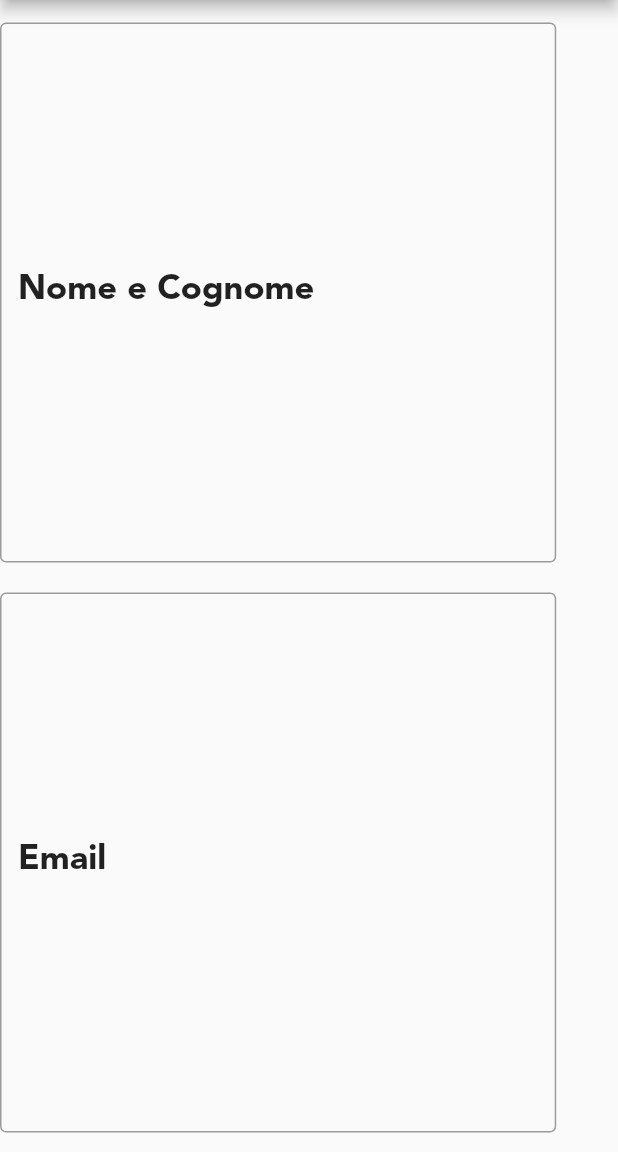
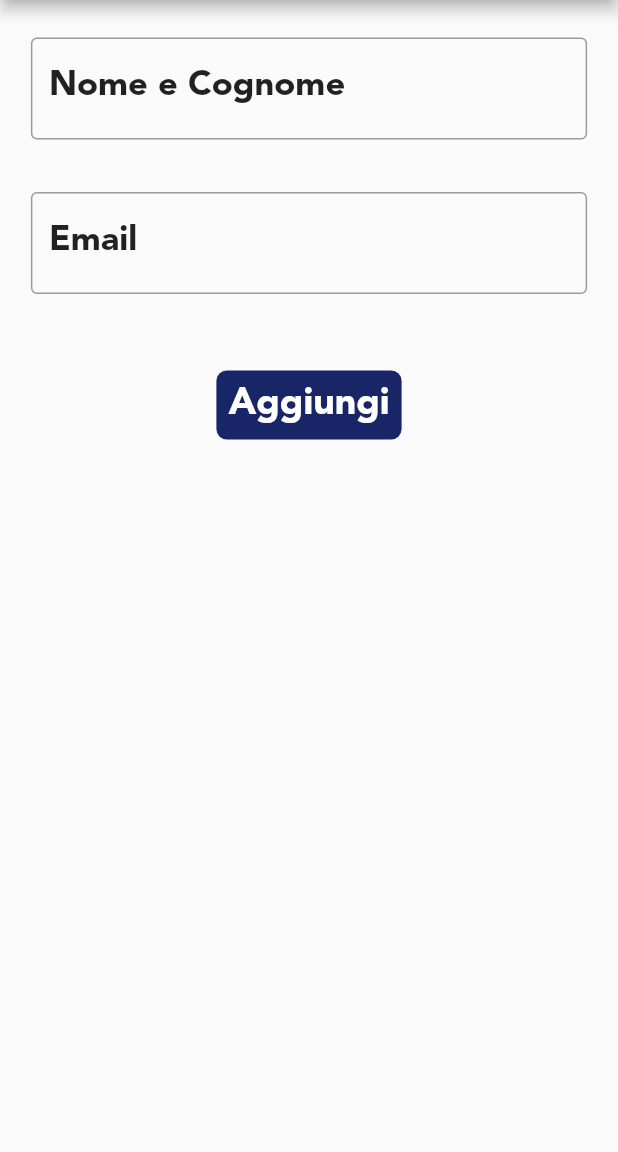
Before and after one commit to Progxy/fdm_manager, a Flutter app: the AddCreator screen opened by its route, on a phone screen of 412 x 824 dp, the part 84-1236 px from its top. Run offline on Flutter 3.47's test engine with Material 2 defaults, Android fonts, the phone set to English and light mode, and no system bars; our stand-ins replace connectivity, firebase_auth, firebase_core, firebase_database, firebase_storage, flutter_rating_bar and 2 more; missing offline and left inert: mailer2; accounts and stored records are empty.

Commit message:
fixed system for add volounteers and creators

```diff
--- a/lib/screens/addAdmin.dart
+++ b/lib/screens/addAdmin.dart
@@ -154,18 +154,18 @@ class _AddCreatorState extends State<AddCreator> {
           crossAxisAlignment: CrossAxisAlignment.start,
           children: <Widget>[
             SizedBox(
-              height: 15,
+              height: 25,
             ),
             Form(
               autovalidateMode: AutovalidateMode.onUserInteraction,
               key: _formKey,
               child: Column(
                 children: [
-                  SizedBox(
+                  Center(
+                    child: SizedBox(
                       width: width * 1.35,
                       child: TextFormField(
                         controller: _nameController,
-                      maxLines: 20,
                         decoration: const InputDecoration(
                           hintText: "Inserire nome e cognome",
                           hintStyle: TextStyle(
@@ -189,14 +189,15 @@ class _AddCreatorState extends State<AddCreator> {
                         },
                       ),
                     ),
-                  SizedBox(
-                    height: 20,
                   ),
                   SizedBox(
+                    height: 35,
+                  ),
+                  Center(
+                    child: SizedBox(
                       width: width * 1.35,
                       child: TextFormField(
                         controller: _emailController,
-                      maxLines: 20,
                         decoration: const InputDecoration(
                           hintText: "Inserire l'email",
                           hintStyle: TextStyle(
@@ -222,6 +223,7 @@ class _AddCreatorState extends State<AddCreator> {
                           }
                           return null;
                         },
+                      ),
                     ),
                   ),
                 ],
--- a/lib/screens/mainDrawer.dart
+++ b/lib/screens/mainDrawer.dart
@@ -281,7 +281,7 @@ class _MainDrawerState extends State<MainDrawer> {
             ),
             Padding(
               padding: EdgeInsets.only(
-                top: 235,
+                top: 15,
               ),
               child: Divider(
                 thickness: 1,
```
Also changed, not shown: lib/screens/addVolontario.dart (+12 -10 lines). Lines whose indentation alone changed are shown as unchanged.
